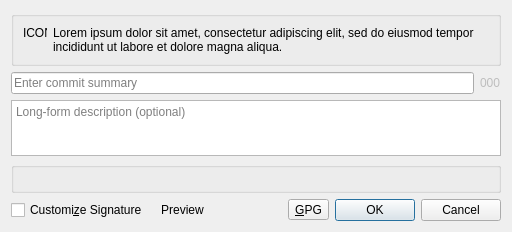
Old version of the form gitfourchette/forms/commitdialog.ui in the repository jorio/gitfourchette.
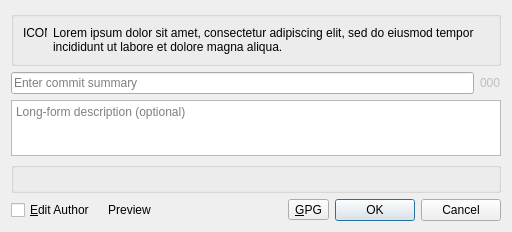
New version of the form. Custom widgets are drawn as their Qt base class.

Commit message: Terminology: Disambiguate authorship and GPG signature

```diff
--- a/gitfourchette/forms/commitdialog.ui
+++ b/gitfourchette/forms/commitdialog.ui
@@ -118,7 +118,7 @@
      <item>
       <widget class="QCheckBox" name="revealSignature">
        <property name="text">
-        <string>Customi&amp;ze Signature</string>
+        <string>&amp;Edit Author</string>
        </property>
        <property name="checked">
         <bool>false</bool>
```
The commit also changes 10 other files.
